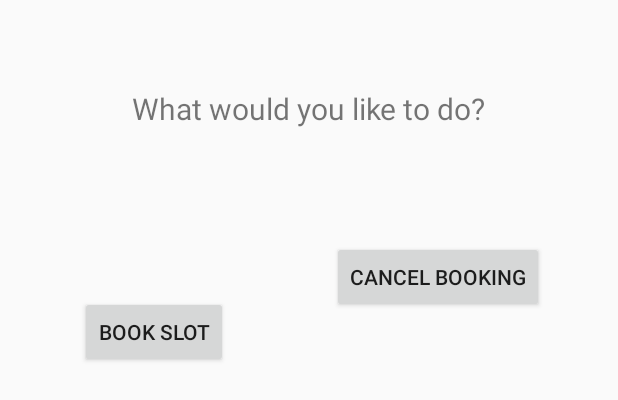
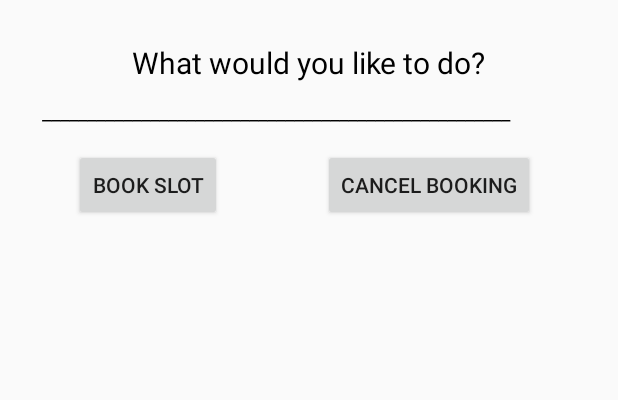
Before and after one commit to just-imagine/Doctor_Appointment_Booking, an Android app: the layout dialog_view.xml on its own in the app's theme, with its tools: preview values and no code run, on a phone screen of 412 x 824 dp. Shown: the top 400 px of the screen. Run offline under Robolectric (Android 15) with nearby library versions, the phone set to English and light mode, and no system bars.

Commit message:
Update dialog_view.xml

```diff
--- a/app/src/main/res/layout/dialog_view.xml
+++ b/app/src/main/res/layout/dialog_view.xml
@@ -2,7 +2,7 @@
 <android.support.constraint.ConstraintLayout xmlns:android="http://schemas.android.com/apk/res/android"
     xmlns:tools="http://schemas.android.com/tools"
     android:layout_width="match_parent"
-    android:layout_height="match_parent"
+    android:layout_height="wrap_content"
     android:padding="20dp"
     xmlns:app="http://schemas.android.com/apk/res-auto">
 
@@ -14,16 +14,34 @@
         android:layout_marginLeft="8dp"
         android:layout_marginTop="8dp"
         android:layout_marginEnd="8dp"
-
         android:layout_marginRight="8dp"
         android:layout_marginBottom="156dp"
         android:text="What would you like to do?"
         android:textSize="20dp"
+        android:textColor="#000"
         app:layout_constraintBottom_toBottomOf="parent"
         app:layout_constraintEnd_toEndOf="parent"
         app:layout_constraintStart_toStartOf="parent"
         app:layout_constraintTop_toTopOf="parent"
-        app:layout_constraintVertical_bias="0.053" />
+         />
+
+
+    <TextView
+        android:layout_width="match_parent"
+        android:layout_height="22dp"
+        android:layout_marginStart="8dp"
+        android:layout_marginLeft="8dp"
+        android:layout_marginTop="8dp"
+        android:layout_marginEnd="8dp"
+        android:layout_marginRight="8dp"
+        android:layout_marginBottom="124dp"
+        android:textColor="#000"
+        android:text="____________________________________________________"
+        app:layout_constraintBottom_toBottomOf="parent"
+        app:layout_constraintEnd_toEndOf="parent"
+        app:layout_constraintStart_toStartOf="parent"
+        app:layout_constraintTop_toTopOf="parent"
+        app:layout_constraintVertical_bias="0.673" />
 
     <Button
         android:id="@+id/book"
@@ -34,33 +52,32 @@
         android:layout_marginTop="8dp"
         android:layout_marginEnd="216dp"
         android:layout_marginRight="216dp"
-        android:layout_marginBottom="512dp"
+        android:layout_marginBottom="8dp"
         android:text="Book Slot"
         app:layout_constraintBottom_toBottomOf="parent"
         app:layout_constraintEnd_toEndOf="parent"
-        app:layout_constraintHorizontal_bias="0.511"
+        app:layout_constraintHorizontal_bias="0.431"
         app:layout_constraintStart_toStartOf="parent"
         app:layout_constraintTop_toTopOf="parent"
-        app:layout_constraintVertical_bias="0.785" />
+        app:layout_constraintVertical_bias="0.497" />
 
     <Button
         android:id="@+id/cancel"
         android:layout_width="wrap_content"
         android:layout_height="wrap_content"
-        android:layout_marginStart="184dp"
-        android:layout_marginLeft="184dp"
+        android:layout_marginStart="8dp"
+        android:layout_marginLeft="8dp"
         android:layout_marginTop="8dp"
-
         android:layout_marginEnd="8dp"
         android:layout_marginRight="8dp"
-        android:layout_marginBottom="352dp"
+        android:layout_marginBottom="8dp"
         android:text="Cancel Booking"
+
         app:layout_constraintBottom_toBottomOf="parent"
         app:layout_constraintEnd_toEndOf="parent"
-        app:layout_constraintHorizontal_bias="0.452"
-        app:layout_constraintLeft_toRightOf="@id/book"
+        app:layout_constraintHorizontal_bias="0.874"
         app:layout_constraintStart_toStartOf="parent"
         app:layout_constraintTop_toTopOf="parent"
-        app:layout_constraintVertical_bias="0.352" />
+        app:layout_constraintVertical_bias="0.497" />
 
 </android.support.constraint.ConstraintLayout>
```
